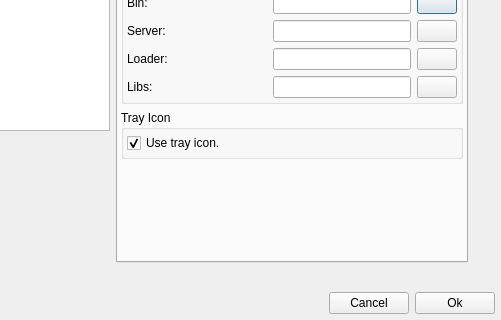
First picture: the form in src/q4wine-gui/uis/AppSettings.ui, repository brezerk/q4wine, before the edit; both pictures show x 164 to 665 and y 120 to 440 of the 665 by 440 pixel window.
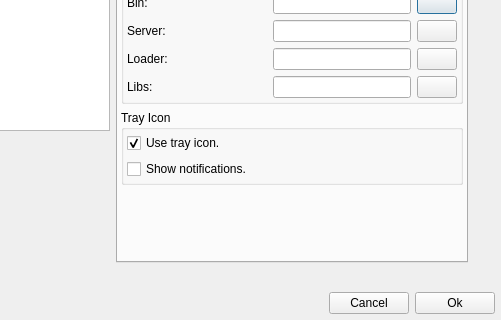
Second picture: the form after the edit. The open tabs and pages were chosen to show the change. Icons and pictures are not drawn.

Commit message: Added: added option to disable tray icon notifications;

```diff
--- a/src/q4wine-gui/uis/AppSettings.ui
+++ b/src/q4wine-gui/uis/AppSettings.ui
@@ -534,6 +534,13 @@
                  </property>
                 </widget>
                </item>
+               <item>
+                <widget class="QCheckBox" name="cbShowNotifications">
+                 <property name="text">
+                  <string>Show notifications.</string>
+                 </property>
+                </widget>
+               </item>
               </layout>
              </widget>
             </item>
```
Left out of the diff: 4 changed lines with no effect on the pictures. The commit also changes 3 other files.
